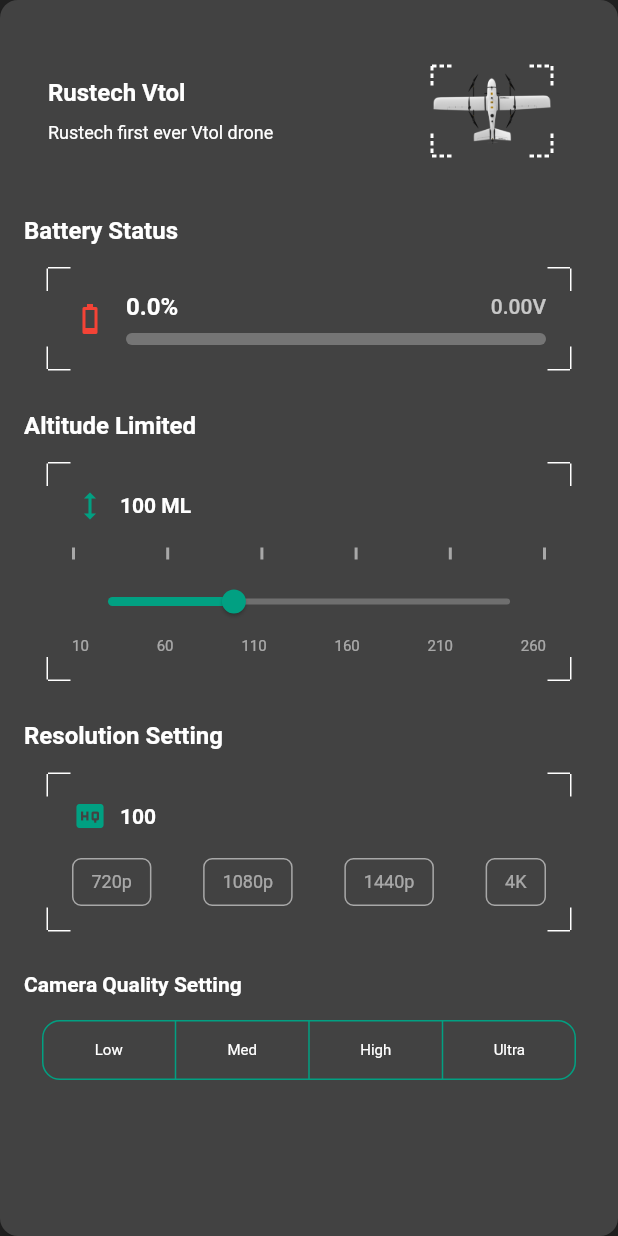
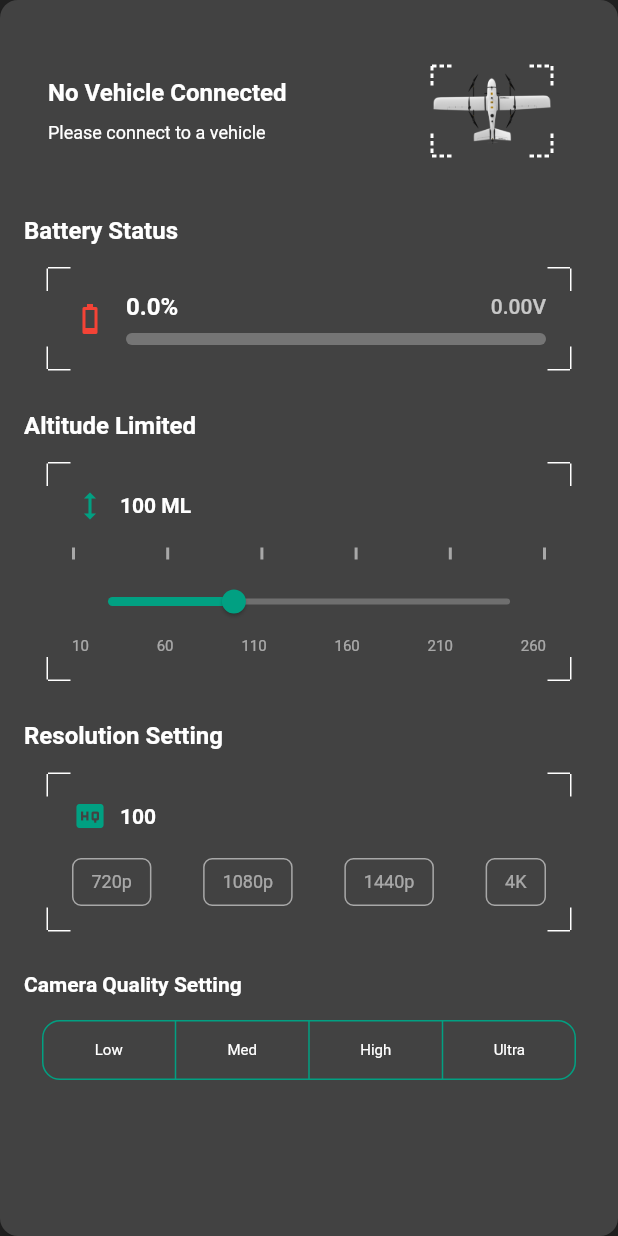
Before and after one commit to Khoa1512/GCS_RUSTECHS, a Flutter app: the DroneInformationSection widget shown alone on an empty page, opened directly, on a phone screen of 412 x 824 dp. Run offline on Flutter 3.47's test engine with Material 3 defaults, Android fonts, the phone set to English and light mode, and no system bars; our stand-ins replace chewie, flutter_compass, flutter_easyloading, flutter_map, glass_kit, go_router and 3 more; missing offline and left inert: dart_mavlink, flutter_libserialport, webview_windows; Roboto replaces fonts that are missing (Merriweather).

Commit message:
feat: get information vihicle type from heartbeat

```diff
--- a/lib/data/models/drone_information_mode.dart
+++ b/lib/data/models/drone_information_mode.dart
@@ -2,12 +2,10 @@ class DroneInformationModel {
   final String name;
   final String image;
   final String description;
-  final String price;
 
   DroneInformationModel({
     required this.name,
     required this.image,
     required this.description,
-    required this.price,
   });
 }
--- a/lib/presentation/widget/drone/drone_information_item.dart
+++ b/lib/presentation/widget/drone/drone_information_item.dart
@@ -70,7 +70,7 @@ class _DroneInformationItemState extends State<DroneInformationItem>
                   widget.droneInformation.name,
                   style: TextStyle(
                     fontWeight: FontWeight.bold,
-                    fontSize: screenWidth < 1200 ? 16 : 20,
+                    fontSize: screenWidth < 1200 ? 16 : 19,
                   ),
                   overflow: TextOverflow.ellipsis,
                 ),
--- a/lib/presentation/widget/drone/drone_information_section.dart
+++ b/lib/presentation/widget/drone/drone_information_section.dart
@@ -1,10 +1,13 @@
 import 'package:flutter/material.dart';
+import 'package:skylink/core/constant/app_image.dart';
 import 'package:skylink/data/fake_data.dart';
+import 'package:skylink/data/models/drone_information_mode.dart';
 import 'package:skylink/presentation/widget/drone/altitude_limitation.dart';
 import 'package:skylink/presentation/widget/drone/battery_status.dart';
 import 'package:skylink/presentation/widget/drone/camera_quality_setting.dart';
 import 'package:skylink/presentation/widget/drone/drone_information_item.dart';
 import 'package:skylink/presentation/widget/drone/resolution_setting.dart';
+import 'package:skylink/services/telemetry_service.dart';
 
 class DroneInformationSection extends StatefulWidget {
   const DroneInformationSection({super.key});
@@ -15,6 +18,68 @@ class DroneInformationSection extends StatefulWidget {
 }
 
 class _DroneInformationSectionState extends State<DroneInformationSection> {
+  final TelemetryService _telemetryService = TelemetryService();
+
+  // Generate drone information based on vehicle type
+  DroneInformationModel _getDroneInformation(
+    String? vehicleType,
+    bool isConnected,
+  ) {
+    if (!isConnected) {
+      return DroneInformationModel(
+        name: 'No Vehicle Connected',
+        image: AppImage.vtol, // Default image
+        description: 'Please connect to a vehicle',
+      );
+    }
+
+    // Map vehicle types to appropriate images and descriptions
+    switch (vehicleType?.toLowerCase()) {
+      case 'fixed wing':
+        return DroneInformationModel(
+          name: 'Fixed Wing Aircraft',
+          image: AppImage.vtol, // Can add plane icon later
+          description: 'Fixed wing aircraft for long range missions',
+        );
+      case 'vtol':
+        return DroneInformationModel(
+          name: 'VTOL Aircraft',
+          image: AppImage.vtol,
+          description: 'Vertical Take-Off and Landing hybrid aircraft',
+        );
+      case 'quadrotor':
+        return DroneInformationModel(
+          name: 'Quadrotor Drone',
+          image: AppImage.vtol, // Can add quadrotor icon later
+          description: 'Four-rotor multicopter for precision flying',
+        );
+      case 'tricopter':
+        return DroneInformationModel(
+          name: 'Tricopter Drone',
+          image: AppImage.vtol, // Can add tricopter icon later
+          description: 'Three-rotor multicopter',
+        );
+      case 'helicopter':
+        return DroneInformationModel(
+          name: 'Helicopter',
+          image: AppImage.vtol, // Can add helicopter icon later
+          description: 'Traditional helicopter',
+        );
+      case 'coaxial helicopter':
+        return DroneInformationModel(
+          name: 'Coaxial Helicopter',
+          image: AppImage.vtol, // Can add coaxial helicopter icon later
+          description: 'Dual-rotor coaxial helicopter',
+        );
+      default:
+        return DroneInformationModel(
+          name: vehicleType ?? 'Unknown Vehicle',
+          image: AppImage.vtol, // Default image
+          description: 'Connected vehicle type: ${vehicleType ?? 'Unknown'}',
+        );
+    }
+  }
+
   @override
   Widget build(BuildContext context) {
     return Container(
@@ -32,12 +97,18 @@ class _DroneInformationSectionState extends State<DroneInformationSection> {
         ],
       ),
       child: SingleChildScrollView(
-        child: Column(
+        child: StreamBuilder<bool>(
+          stream: _telemetryService.connectionStream,
+          initialData: _telemetryService.isConnected,
+          builder: (context, connectionSnapshot) {
+            final isConnected = connectionSnapshot.data ?? false;
+            final vehicleType = _telemetryService.vehicleType;
+            final droneInfo = _getDroneInformation(vehicleType, isConnected);
+
+            return Column(
               mainAxisSize: MainAxisSize.min,
               children: [
-            DroneInformationItem(
-              droneInformation: FakeData.droneInformation[0],
-            ),
+                DroneInformationItem(droneInformation: droneInfo),
                 SizedBox(height: 12),
                 BatteryStatus(flightInformation: FakeData.fightInformation[0]),
                 SizedBox(height: 12),
@@ -65,6 +136,8 @@ class _DroneInformationSectionState extends State<DroneInformationSection> {
                   },
                 ),
               ],
+            );
+          },
         ),
       ),
     );
--- a/lib/services/telemetry_service.dart
+++ b/lib/services/telemetry_service.dart
@@ -31,6 +31,7 @@ class TelemetryService {
   String _currentMode = 'Unknown';
   bool _armed = false;
   String _lastGpsFixType = 'No GPS';
+  String _vehicleType = 'Unknown'; // Vehicle type from heartbeat
 
   // Public getters
   Stream<Map<String, double>> get telemetryStream =>
@@ -40,6 +41,9 @@ class TelemetryService {
   bool get isConnected => _isConnected;
   bool get hasReceivedData => _hasReceivedData;
   Map<String, double> get currentTelemetry => Map.from(_currentTelemetry);
+
+  // Public getters for vehicle info
+  String get vehicleType => _vehicleType;
 
   /// Set connection state and notify listeners
   void setConnected(bool connected) {
@@ -52,7 +56,6 @@ class TelemetryService {
 
   /// Initialize the service
   void initialize() {
-    // Hủy subscription cũ nếu có
     _apiSubscription?.cancel();
     _setupApiListener();
   }
@@ -151,6 +154,7 @@ class TelemetryService {
             final m = (event.data as Map);
             _currentMode = (m['mode'] as String?) ?? _currentMode;
             _armed = (m['armed'] as bool?) ?? _armed;
+            _vehicleType = (m['type'] as String?) ?? _vehicleType;
             _currentTelemetry['armed'] = _armed ? 1.0 : 0.0;
             // Optional: expose mode for UI
             // Store as double? keep in map as not used in numeric charts
```
Lines whose indentation alone changed are shown as unchanged.
